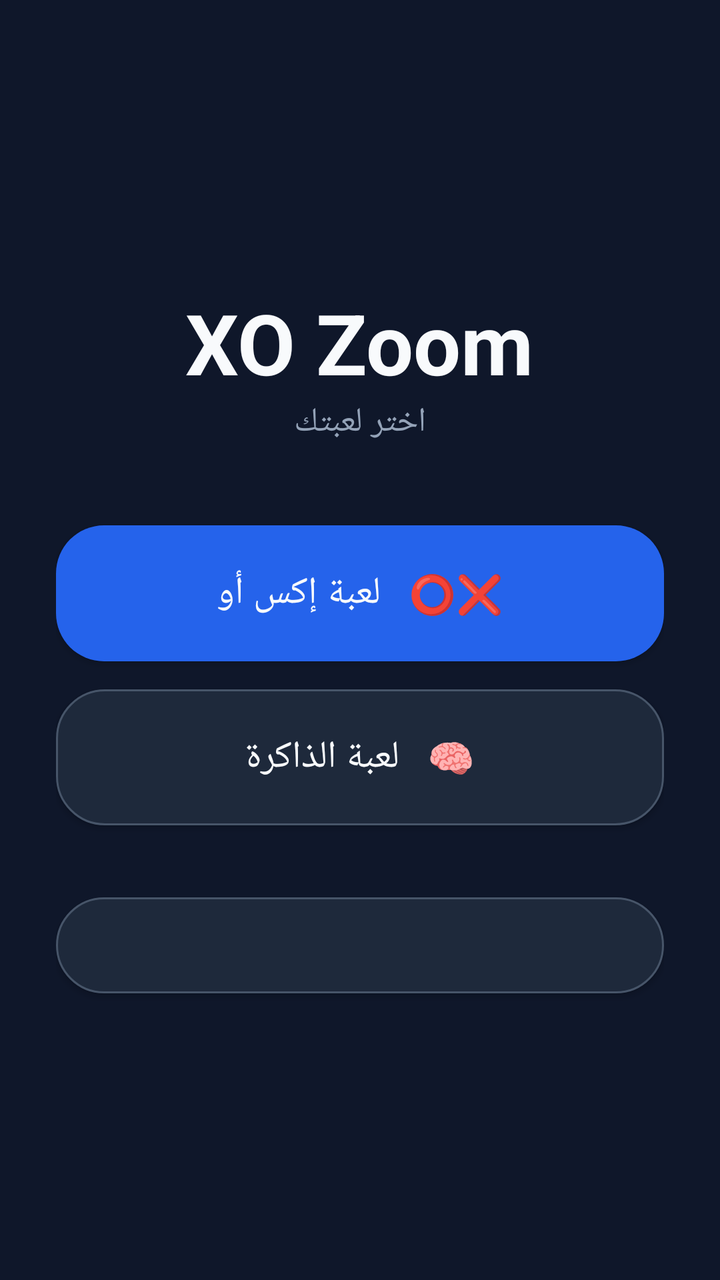
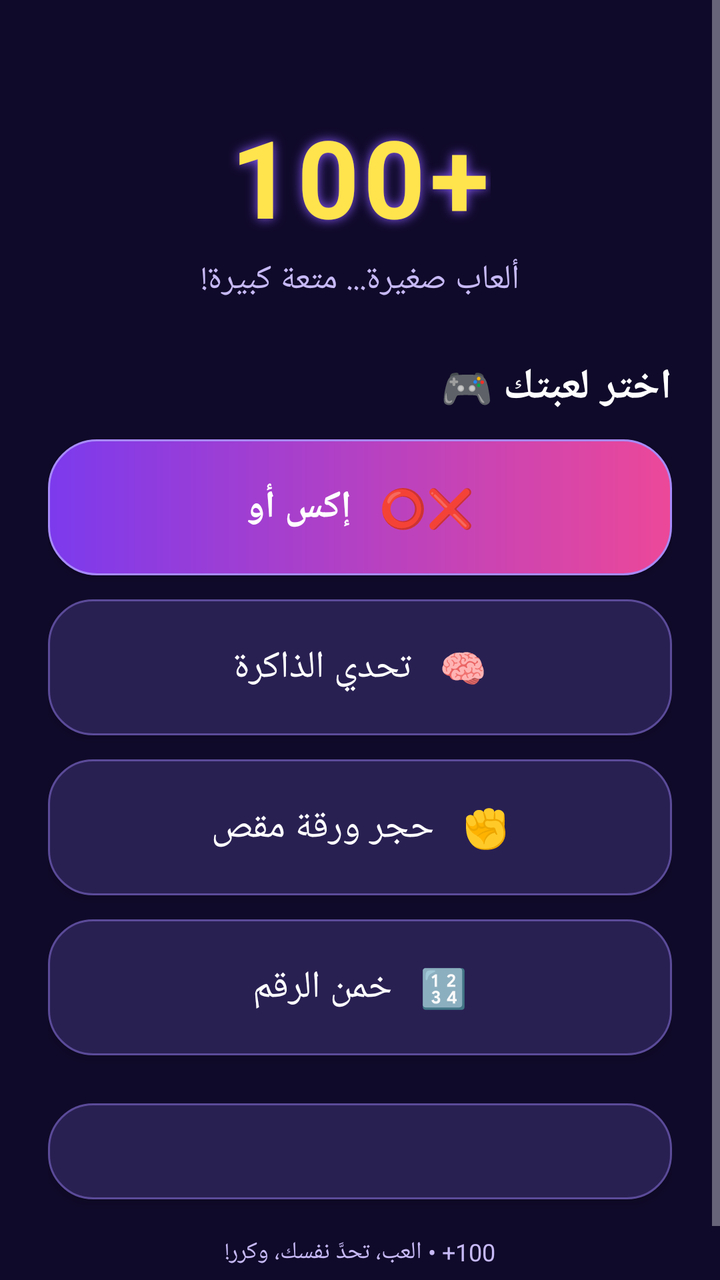

An Android layout rendered at two revisions. The XML below is the earlier revision; the diff shows what the commit changed to produce the second picture.
<!-- AndroidManifest.xml: application theme AppTheme -->
<!-- res/layout/activity_menu.xml -->
<?xml version="1.0" encoding="utf-8"?>
<LinearLayout xmlns:android="http://schemas.android.com/apk/res/android"
    android:layout_width="match_parent"
    android:layout_height="match_parent"
    android:background="@color/bg"
    android:gravity="center"
    android:orientation="vertical"
    android:padding="28dp">

    <TextView
        android:layout_width="wrap_content"
        android:layout_height="wrap_content"
        android:text="XO Zoom"
        android:textColor="@color/text_main"
        android:textSize="42sp"
        android:textStyle="bold" />

    <TextView
        android:layout_width="wrap_content"
        android:layout_height="wrap_content"
        android:layout_marginBottom="40dp"
        android:text="اختر لعبتك"
        android:textColor="@color/text_dim"
        android:textSize="17sp" />

    <Button
        android:id="@+id/playXo"
        android:layout_width="match_parent"
        android:layout_height="68dp"
        android:background="@drawable/bg_button"
        android:text="❌⭕   لعبة إكس أو"
        android:textColor="@color/text_main"
        android:textSize="19sp" />

    <Button
        android:id="@+id/playMemory"
        android:layout_width="match_parent"
        android:layout_height="68dp"
        android:layout_marginTop="14dp"
        android:background="@drawable/bg_button_dim"
        android:text="🧠   لعبة الذاكرة"
        android:textColor="@color/text_main"
        android:textSize="19sp" />

    <Button
        android:id="@+id/menuSound"
        android:layout_width="match_parent"
        android:layout_height="48dp"
        android:layout_marginTop="36dp"
        android:background="@drawable/bg_button_dim"
        android:textColor="@color/text_dim" />

</LinearLayout>
<!-- resources referenced by this layout -->
<resources>
  <color name="bg">#0F172A</color>
  <color name="text_dim">#94A3B8</color>
  <color name="text_main">#F8FAFC</color>
  <!-- drawable bg_button (drawable) -->
  <?xml version="1.0" encoding="utf-8"?>
  <shape xmlns:android="http://schemas.android.com/apk/res/android" android:shape="rectangle">
      <solid android:color="#2563EB" />
      <corners android:radius="24dp" />
  </shape>
  <!-- drawable bg_button_dim (drawable) -->
  <?xml version="1.0" encoding="utf-8"?>
  <shape xmlns:android="http://schemas.android.com/apk/res/android" android:shape="rectangle">
      <solid android:color="@color/panel" />
      <corners android:radius="24dp" />
      <stroke android:width="1dp" android:color="#475569" />
  </shape>
  <style name="AppTheme" parent="Theme.AppCompat.NoActionBar">
          <item name="android:windowBackground">@color/bg</item>
          <item name="android:statusBarColor">@color/bg</item>
          <item name="android:navigationBarColor">@color/bg</item>
      </style>
  <color name="panel">#1E293B</color>
</resources>

<!-- the commit's change to res/layout/activity_menu.xml (unified diff, before → after) -->
@@ -1,53 +1,105 @@
 <?xml version="1.0" encoding="utf-8"?>
-<LinearLayout xmlns:android="http://schemas.android.com/apk/res/android"
+<ScrollView xmlns:android="http://schemas.android.com/apk/res/android"
     android:layout_width="match_parent"
     android:layout_height="match_parent"
     android:background="@color/bg"
-    android:gravity="center"
-    android:orientation="vertical"
-    android:padding="28dp">
+    android:fillViewport="true">
 
-    <TextView
-        android:layout_width="wrap_content"
+    <LinearLayout
+        android:layout_width="match_parent"
         android:layout_height="wrap_content"
-        android:text="XO Zoom"
-        android:textColor="@color/text_main"
-        android:textSize="42sp"
-        android:textStyle="bold" />
+        android:gravity="center_horizontal"
+        android:orientation="vertical"
+        android:padding="24dp">
 
-    <TextView
-        android:layout_width="wrap_content"
-        android:layout_height="wrap_content"
-        android:layout_marginBottom="40dp"
-        android:text="اختر لعبتك"
-        android:textColor="@color/text_dim"
-        android:textSize="17sp" />
+        <TextView
+            android:layout_width="wrap_content"
+            android:layout_height="wrap_content"
+            android:layout_marginTop="28dp"
+            android:text="100+"
+            android:textColor="@color/gold"
+            android:textSize="54sp"
+            android:letterSpacing="0.04"
+            android:shadowColor="#8B5CFF"
+            android:shadowDx="0"
+            android:shadowDy="0"
+            android:shadowRadius="14"
+            android:textStyle="bold" />
 
-    <Button
-        android:id="@+id/playXo"
-        android:layout_width="match_parent"
-        android:layout_height="68dp"
-        android:background="@drawable/bg_button"
-        android:text="❌⭕   لعبة إكس أو"
-        android:textColor="@color/text_main"
-        android:textSize="19sp" />
+        <TextView
+            android:layout_width="wrap_content"
+            android:layout_height="wrap_content"
+            android:layout_marginTop="4dp"
+            android:layout_marginBottom="28dp"
+            android:text="ألعاب صغيرة... متعة كبيرة!"
+            android:textColor="@color/text_dim"
+            android:textSize="17sp" />
 
-    <Button
-        android:id="@+id/playMemory"
-        android:layout_width="match_parent"
-        android:layout_height="68dp"
-        android:layout_marginTop="14dp"
-        android:background="@drawable/bg_button_dim"
-        android:text="🧠   لعبة الذاكرة"
-        android:textColor="@color/text_main"
-        android:textSize="19sp" />
+        <TextView
+            android:layout_width="match_parent"
+            android:layout_height="wrap_content"
+            android:layout_marginBottom="12dp"
+            android:text="اختر لعبتك 🎮"
+            android:textColor="@color/text_main"
+            android:textSize="21sp"
+            android:textStyle="bold" />
 
-    <Button
-        android:id="@+id/menuSound"
-        android:layout_width="match_parent"
-        android:layout_height="48dp"
-        android:layout_marginTop="36dp"
-        android:background="@drawable/bg_button_dim"
-        android:textColor="@color/text_dim" />
+        <Button
+            android:id="@+id/playXo"
+            android:layout_width="match_parent"
+            android:layout_height="68dp"
+            android:background="@drawable/bg_button"
+            android:text="❌⭕   إكس أو"
+            android:textColor="@color/text_main"
+            android:textSize="19sp"
+            android:textStyle="bold" />
 
-</LinearLayout>
+        <Button
+            android:id="@+id/playMemory"
+            android:layout_width="match_parent"
+            android:layout_height="68dp"
+            android:layout_marginTop="12dp"
+            android:background="@drawable/bg_button_dim"
+            android:text="🧠   تحدي الذاكرة"
+            android:textColor="@color/text_main"
+            android:textSize="19sp" />
+
+        <Button
+            android:id="@+id/playRps"
+            android:layout_width="match_parent"
+            android:layout_height="68dp"
+            android:layout_marginTop="12dp"
+            android:background="@drawable/bg_button_dim"
+            android:text="✊   حجر ورقة مقص"
+            android:textColor="@color/text_main"
+            android:textSize="19sp" />
+
+        <Button
+            android:id="@+id/playGuess"
+            android:layout_width="match_parent"
+            android:layout_height="68dp"
+            android:layout_marginTop="12dp"
+            android:background="@drawable/bg_button_dim"
+            android:text="🔢   خمن الرقم"
+            android:textColor="@color/text_main"
+            android:textSize="19sp" />
+
+        <Button
+            android:id="@+id/menuSound"
+            android:layout_width="match_parent"
+            android:layout_height="48dp"
+            android:layout_marginTop="24dp"
+            android:background="@drawable/bg_button_dim"
+            android:textColor="@color/text_dim" />
+
+        <TextView
+            android:layout_width="wrap_content"
+            android:layout_height="wrap_content"
+            android:layout_marginTop="18dp"
+            android:layout_marginBottom="10dp"
+            android:text="100+ • العب، تحدَّ نفسك، وكرر!"
+            android:textColor="@color/text_dim"
+            android:textSize="12sp" />
+
+    </LinearLayout>
+</ScrollView>
<!-- resource entries referenced after the edit -->
@@ -1,26 +1,27 @@
 <!-- resources referenced by this layout -->
 <resources>
-  <color name="bg">#0F172A</color>
-  <color name="text_dim">#94A3B8</color>
-  <color name="text_main">#F8FAFC</color>
+  <color name="bg">#100A2A</color>
+  <color name="gold">#FFE44D</color>
+  <color name="text_dim">#C6B9F5</color>
+  <color name="text_main">#FFFFFF</color>
   <!-- drawable bg_button (drawable) -->
   <?xml version="1.0" encoding="utf-8"?>
   <shape xmlns:android="http://schemas.android.com/apk/res/android" android:shape="rectangle">
-      <solid android:color="#2563EB" />
+      <gradient android:angle="0" android:startColor="#7C3AED" android:endColor="#EC4899" />
       <corners android:radius="24dp" />
+      <stroke android:width="1dp" android:color="#A78BFA" />
   </shape>
   <!-- drawable bg_button_dim (drawable) -->
   <?xml version="1.0" encoding="utf-8"?>
   <shape xmlns:android="http://schemas.android.com/apk/res/android" android:shape="rectangle">
-      <solid android:color="@color/panel" />
-      <corners android:radius="24dp" />
-      <stroke android:width="1dp" android:color="#475569" />
+      <solid android:color="#292052" />
+      <corners android:radius="22dp" />
+      <stroke android:width="1dp" android:color="#5B4B99" />
   </shape>
   <style name="AppTheme" parent="Theme.AppCompat.NoActionBar">
           <item name="android:windowBackground">@color/bg</item>
           <item name="android:statusBarColor">@color/bg</item>
           <item name="android:navigationBarColor">@color/bg</item>
       </style>
-  <color name="panel">#1E293B</color>
 </resources>
 
